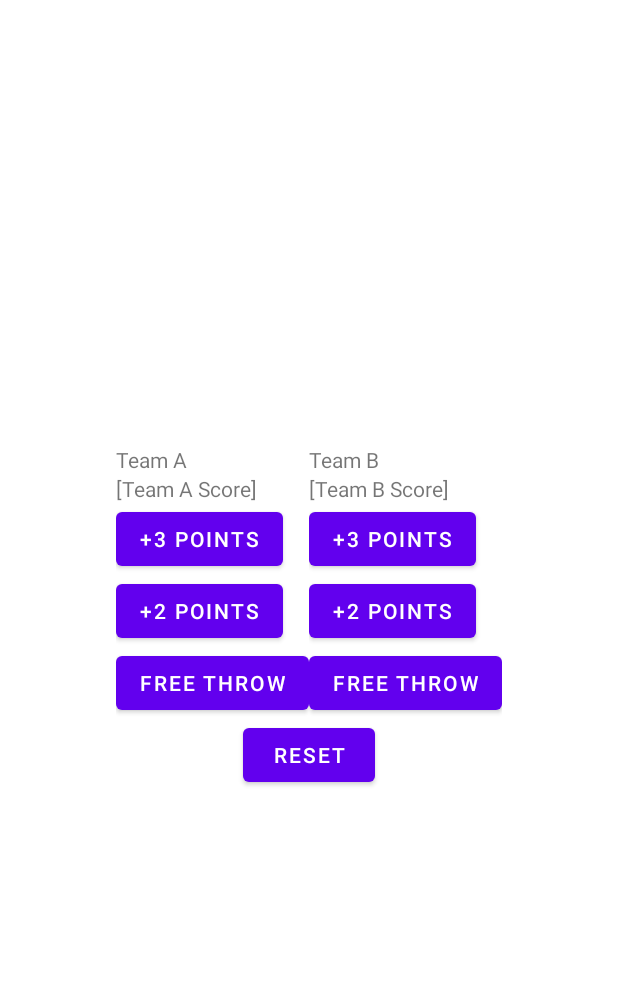
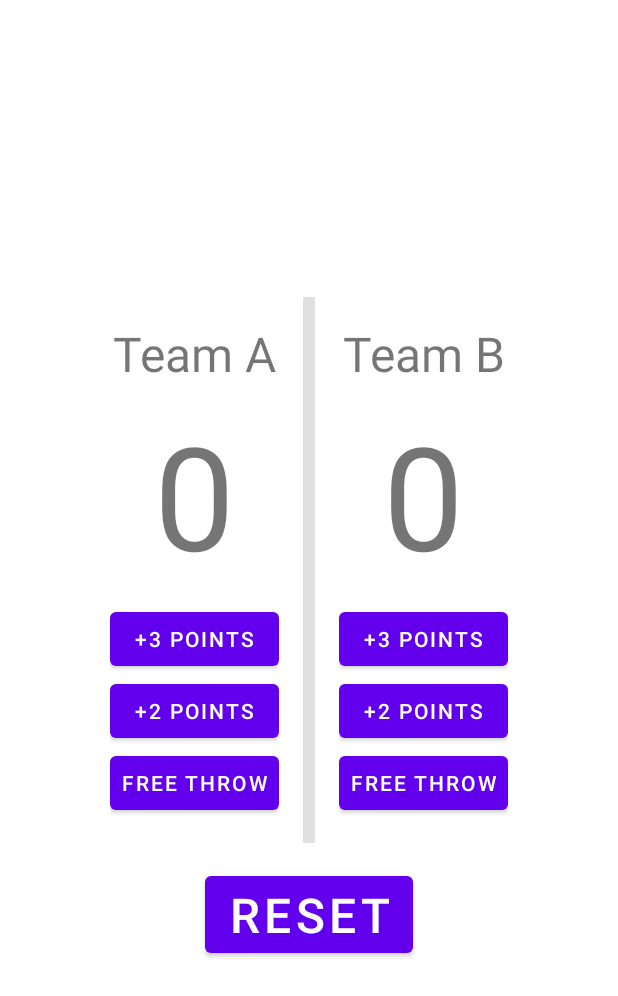
Before and after one commit to T-Reiser/Group27Project1, an Android app: the screen it shows after launch (MainActivity), on a phone screen of 412 x 824 dp. Shown: the top 996 px of the screen. Run offline under Robolectric (Android 15) with nearby library versions, the phone set to English and light mode, and no system bars.

Commit message:
Implemented Button functionality and design changes

```diff
--- a/app/src/main/java/com/example/group27project1/MainActivity.kt
+++ b/app/src/main/java/com/example/group27project1/MainActivity.kt
@@ -2,10 +2,71 @@ package com.example.group27project1
 
 import androidx.appcompat.app.AppCompatActivity
 import android.os.Bundle
+import android.widget.Button
+import android.widget.TextView
 
 class MainActivity : AppCompatActivity() {
+    private var aScore: Int = 0
+    private var bScore: Int = 0
+    private lateinit var teamAScoreTextView: TextView
+    private lateinit var teamBScoreTextView: TextView
+    private lateinit var freeABtn: Button
+    private lateinit var freeBBtn: Button
+    private lateinit var twoABtn: Button
+    private lateinit var twoBBtn: Button
+    private lateinit var threeABtn: Button
+    private lateinit var threeBBtn: Button
+    private lateinit var resetBtn: Button
+
     override fun onCreate(savedInstanceState: Bundle?) {
         super.onCreate(savedInstanceState)
         setContentView(R.layout.activity_main)
+
+        freeABtn = findViewById(R.id.freeA_btn)
+        freeBBtn = findViewById(R.id.freeB_btn)
+        twoABtn = findViewById(R.id.twoA_btn)
+        twoBBtn = findViewById(R.id.twoB_btn)
+        threeABtn = findViewById(R.id.threeA_btn)
+        threeBBtn = findViewById(R.id.threeB_btn)
+        teamAScoreTextView = findViewById(R.id.teamA_score)
+        teamBScoreTextView = findViewById(R.id.teamB_score)
+        resetBtn = findViewById(R.id.reset_btn)
+
+        freeABtn.setOnClickListener {
+            aScore++
+            teamAScoreTextView.text = aScore.toString()
+        }
+
+        freeBBtn.setOnClickListener {
+            bScore++
+            teamBScoreTextView.text = bScore.toString()
+        }
+
+        twoABtn.setOnClickListener {
+            aScore+=2
+            teamAScoreTextView.text = aScore.toString()
+        }
+
+        twoBBtn.setOnClickListener {
+            bScore+=2
+            teamBScoreTextView.text = bScore.toString()
+        }
+
+        threeABtn.setOnClickListener {
+            aScore+=3
+            teamAScoreTextView.text = aScore.toString()
+        }
+
+        threeBBtn.setOnClickListener {
+            bScore+=3
+            teamBScoreTextView.text = bScore.toString()
+        }
+
+        resetBtn.setOnClickListener {
+            aScore = 0
+            bScore = 0
+            teamAScoreTextView.text = aScore.toString()
+            teamBScoreTextView.text = bScore.toString()
+        }
     }
 }
--- a/app/src/main/res/layout/activity_main.xml
+++ b/app/src/main/res/layout/activity_main.xml
@@ -4,75 +4,138 @@
     android:layout_height="match_parent"
     android:gravity="center"
     android:orientation="vertical">
+
     <LinearLayout
         android:layout_width="wrap_content"
         android:layout_height="wrap_content"
+        android:padding="16dp"
         android:orientation="horizontal">
+
         <LinearLayout
             android:layout_width="wrap_content"
             android:layout_height="wrap_content"
+            android:padding="16dp"
             android:orientation="vertical">
+
             <TextView
-                android:layout_width="wrap_content"
+                android:layout_width="match_parent"
                 android:layout_height="wrap_content"
-                android:text="@string/teamA">
+                android:gravity="center"
+                android:text="@string/teamA"
+                android:textSize="32sp">
+
             </TextView>
+
             <TextView
-                android:layout_width="wrap_content"
+                android:id="@+id/teamA_score"
+                android:layout_width="match_parent"
                 android:layout_height="wrap_content"
-                android:text="@string/teamA_score">
-                <!-- Change to Team A Score -->
+                android:gravity="center"
+                android:padding="8dp"
+                android:text="@string/default_score"
+                android:textSize="96sp">
+
             </TextView>
+
             <Button
-                android:layout_width="wrap_content"
+                android:id="@+id/threeA_btn"
+                android:layout_width="match_parent"
                 android:layout_height="wrap_content"
+                android:padding="8dp"
                 android:text="@string/three_point">
+
             </Button>
+
             <Button
-                android:layout_width="wrap_content"
+                android:id="@+id/twoA_btn"
+                android:layout_width="match_parent"
                 android:layout_height="wrap_content"
+                android:padding="8dp"
                 android:text="@string/two_point">
+
             </Button>
+
             <Button
-                android:layout_width="wrap_content"
+                android:id="@+id/freeA_btn"
+                android:layout_width="match_parent"
                 android:layout_height="wrap_content"
+                android:padding="8dp"
                 android:text="@string/free_throw">
+
             </Button>
+
         </LinearLayout>
+
+        <View
+            android:id="@+id/team_divider"
+            android:layout_width="8dp"
+            android:layout_height="match_parent"
+            android:layout_weight="1"
+            android:padding="16dp"
+            android:background="?android:attr/listDivider" />
+
         <LinearLayout
             android:layout_width="wrap_content"
             android:layout_height="wrap_content"
+            android:padding="16dp"
             android:orientation="vertical">
+
             <TextView
-                android:layout_width="wrap_content"
+                android:layout_width="match_parent"
                 android:layout_height="wrap_content"
-                android:text="@string/teamB">
+                android:gravity="center"
+                android:text="@string/teamB"
+                android:textSize="32sp">
+
             </TextView>
+
             <TextView
-                android:layout_width="wrap_content"
+                android:id="@+id/teamB_score"
+                android:layout_width="match_parent"
                 android:layout_height="wrap_content"
-                android:text="@string/teamB_score">
-                <!-- Change to Team A Score -->
+                android:gravity="center"
+                android:padding="8dp"
+                android:text="@string/default_score"
+                android:textSize="96sp">
+
             </TextView>
+
             <Button
-                android:layout_width="wrap_content"
+                android:id="@+id/threeB_btn"
+                android:layout_width="match_parent"
                 android:layout_height="wrap_content"
+                android:padding="8dp"
                 android:text="@string/three_point">
+
             </Button>
+
             <Button
-                android:layout_width="wrap_content"
+                android:id="@+id/twoB_btn"
+                android:layout_width="match_parent"
                 android:layout_height="wrap_content"
+                android:padding="8dp"
                 android:text="@string/two_point">
+
             </Button>
+
             <Button
-                android:layout_width="wrap_content"
+                android:id="@+id/freeB_btn"
+                android:layout_width="match_parent"
                 android:layout_height="wrap_content"
+                android:padding="8dp"
                 android:text="@string/free_throw">
+
             </Button>
+
         </LinearLayout>
+
     </LinearLayout>
+
     <Button
+        android:id="@+id/reset_btn"
         android:layout_width="wrap_content"
         android:layout_height="wrap_content"
+        android:textSize="32sp"
         android:text="@string/reset" />
+
 </LinearLayout>
--- a/app/src/main/res/values/strings.xml
+++ b/app/src/main/res/values/strings.xml
@@ -1,30 +1,18 @@
 <resources>
     <string name="app_name">Group27Project1</string>
     <string name="action_settings">Settings</string>
-    <!-- Strings used for fragments for navigation -->
-    <string name="first_fragment_label">First Fragment</string>
-    <string name="second_fragment_label">Second Fragment</string>
-    <string name="next">Next</string>
-    <string name="previous">Previous</string>
 
-    <string name="hello_first_fragment">Hello first fragment</string>
-    <string name="hello_second_fragment">Hello second fragment. Arg: %1$s</string>
-
-    <!-- Example strings from the textbook -->
-    <string name="question_text">Canberra is the capital of Australia.</string>
-    <string name="true_button">True</string>
-    <string name="false_button">False</string>
-
-    <!-- Strings to be used for buttons in homework basketball app -->
+    <!-- Strings to be used for buttons -->
     <string name="three_point">+3 POINTS</string>
     <string name="two_point">+2 POINTS</string>
     <string name="free_throw">FREE THROW</string>
     <string name="reset">RESET</string>
+
+    <!-- Team Score Strings -->
     <string name="teamA">Team A</string>
     <string name="teamB">Team B</string>
-
-    <!-- Temporary Strings until I figure out how to do the score -->
     <string name="teamA_score">[Team A Score]</string>
     <string name="teamB_score">[Team B Score]</string>
+    <string name="default_score">0</string>
 
 </resources>
```
